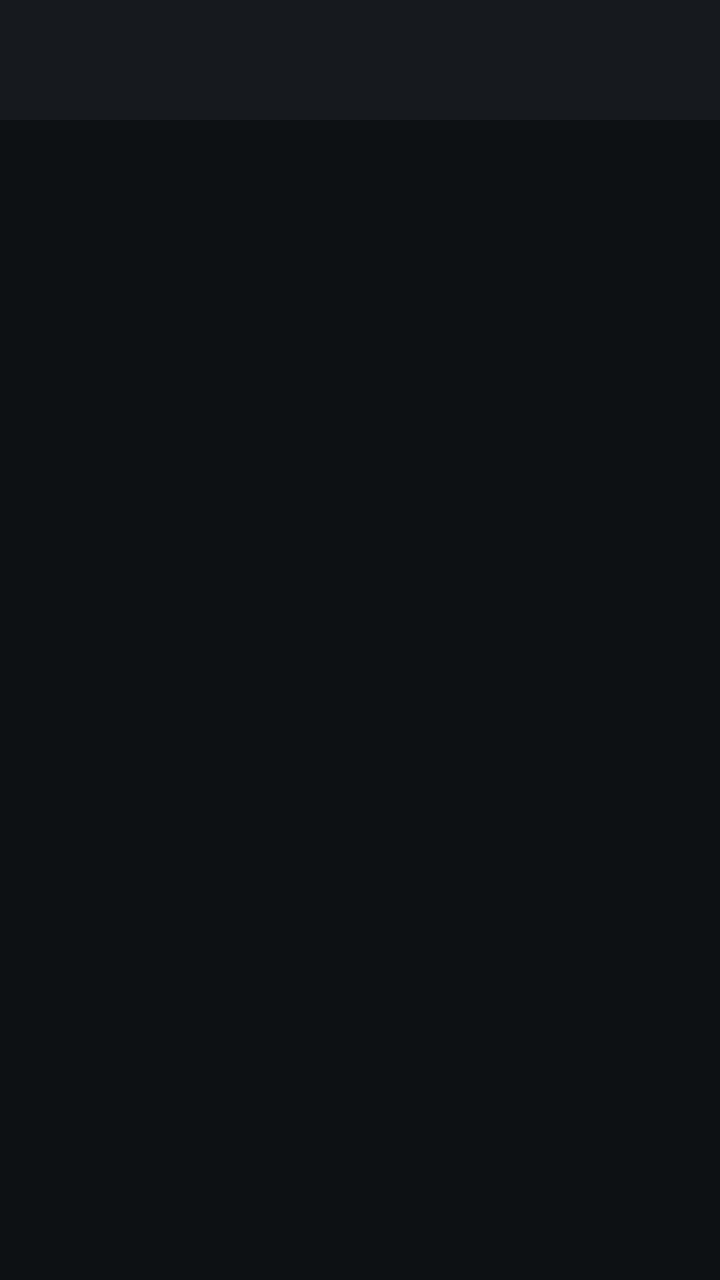
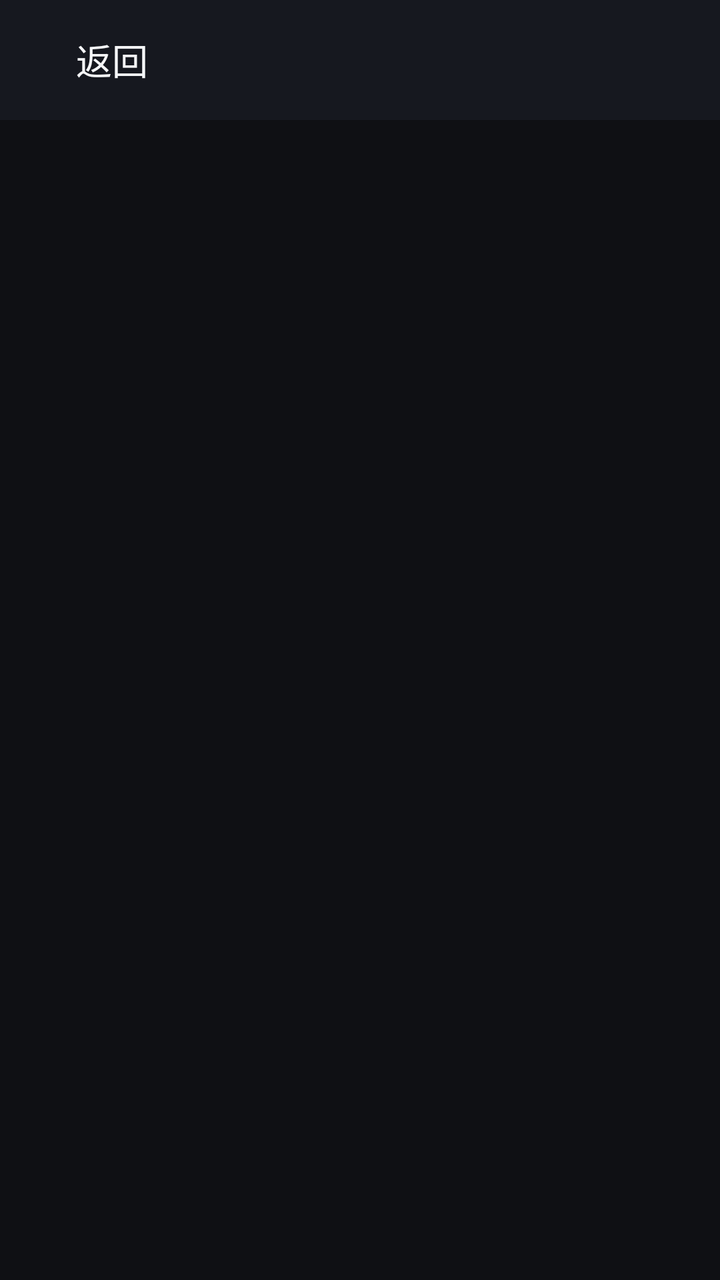

The first picture is an Android layout as it rendered before a commit; the second is the same layout after the commit. The layout source and the unified diff follow.
<!-- AndroidManifest.xml: application theme Theme.Yzb -->
<!-- res/layout/activity_about.xml -->
<?xml version="1.0" encoding="utf-8"?>
<LinearLayout xmlns:android="http://schemas.android.com/apk/res/android"
    android:layout_width="match_parent"
    android:layout_height="match_parent"
    android:orientation="vertical"
    android:background="@color/bg_dark">

    <LinearLayout
        android:layout_width="match_parent"
        android:layout_height="60dp"
        android:orientation="horizontal"
        android:gravity="center_vertical"
        android:paddingStart="12dp"
        android:paddingEnd="12dp"
        android:background="@color/bg_panel">

        <Button
            android:id="@+id/btnBack"
            style="@style/YzbButton"
            android:text="返回" />

    </LinearLayout>

    <TextView
        android:id="@+id/tvAbout"
        android:layout_width="match_parent"
        android:layout_height="wrap_content"
        android:layout_margin="20dp"
        android:lineSpacingExtra="6dp"
        android:textColor="@color/text_primary"
        android:textSize="16sp" />

</LinearLayout>
<!-- resources referenced by this layout -->
<resources>
  <color name="bg_dark">#0F1014</color>
  <color name="bg_panel">#16181F</color>
  <color name="text_primary">#F5F6F8</color>
  <style name="YzbButton" parent="Widget.AppCompat.Button.Borderless">
          <item name="android:layout_height">46dp</item>
          <item name="android:textSize">18sp</item>
          <item name="android:textColor">@color/text_primary</item>
          <item name="android:background">@drawable/btn_bg</item>
          <item name="android:paddingStart">18dp</item>
          <item name="android:paddingEnd">18dp</item>
          <item name="android:focusable">true</item>
      </style>
  <style name="Theme.Yzb" parent="Theme.AppCompat.NoActionBar">
          <item name="android:windowBackground">@color/bg_dark</item>
          <item name="android:textColor">@color/text_primary</item>
          <item name="colorAccent">@color/accent</item>
          <item name="android:windowContentTransitions">false</item>
      </style>
  <!-- drawable btn_bg (drawable) -->
  <?xml version="1.0" encoding="utf-8"?>
  <selector xmlns:android="http://schemas.android.com/apk/res/android">
      <item android:state_focused="true">
          <shape android:shape="rectangle">
              <solid android:color="#33FB7299" />
              <corners android:radius="10dp" />
              <stroke android:width="2dp" android:color="@color/accent" />
          </shape>
      </item>
      <item android:state_pressed="true">
          <shape android:shape="rectangle">
              <solid android:color="#33FB7299" />
              <corners android:radius="10dp" />
          </shape>
      </item>
      <item>
          <shape android:shape="rectangle">
              <solid android:color="#00000000" />
              <corners android:radius="10dp" />
          </shape>
      </item>
  </selector>
  <color name="accent">#FB7299</color>
</resources>

<!-- the commit's change to res/layout/activity_about.xml (unified diff, before → after) -->
@@ -17,7 +17,7 @@
         <Button
             android:id="@+id/btnBack"
             style="@style/YzbButton"
-            android:text="返回" />
+            android:text="返回" android:layout_width="wrap_content" android:layout_height="46dp"/>
 
     </LinearLayout>
 
<!-- resource entries referenced after the edit -->
@@ -4,6 +4,7 @@
   <color name="bg_panel">#16181F</color>
   <color name="text_primary">#F5F6F8</color>
   <style name="YzbButton" parent="Widget.AppCompat.Button.Borderless">
+          <item name="android:layout_width">wrap_content</item>
           <item name="android:layout_height">46dp</item>
           <item name="android:textSize">18sp</item>
           <item name="android:textColor">@color/text_primary</item>
